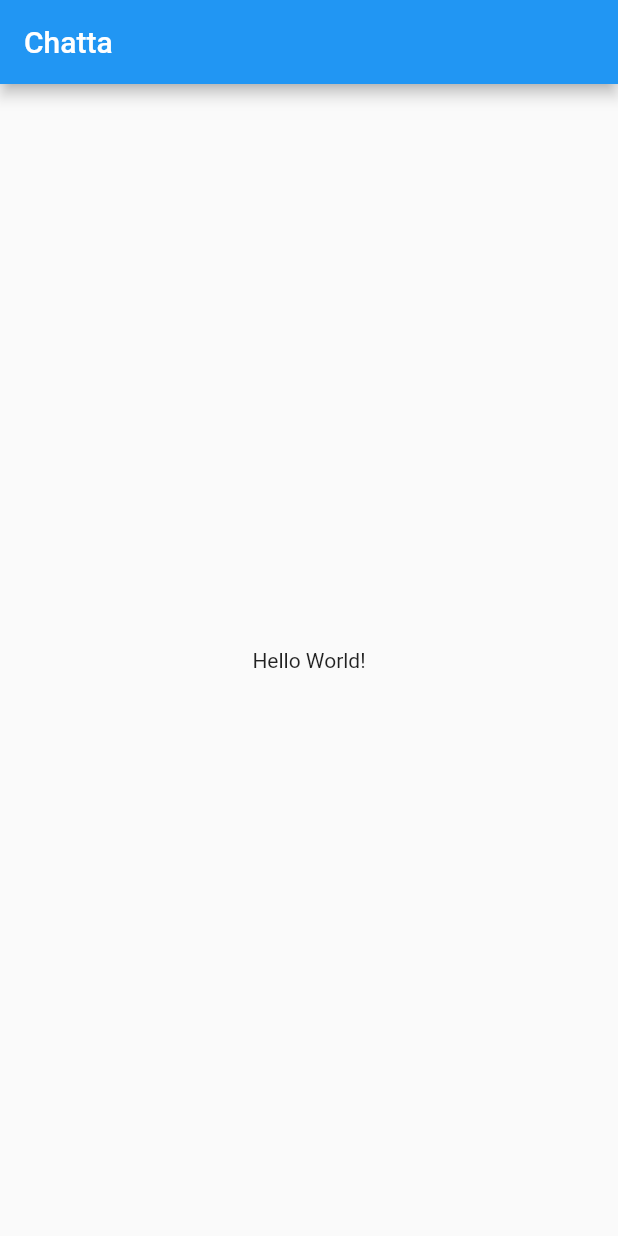
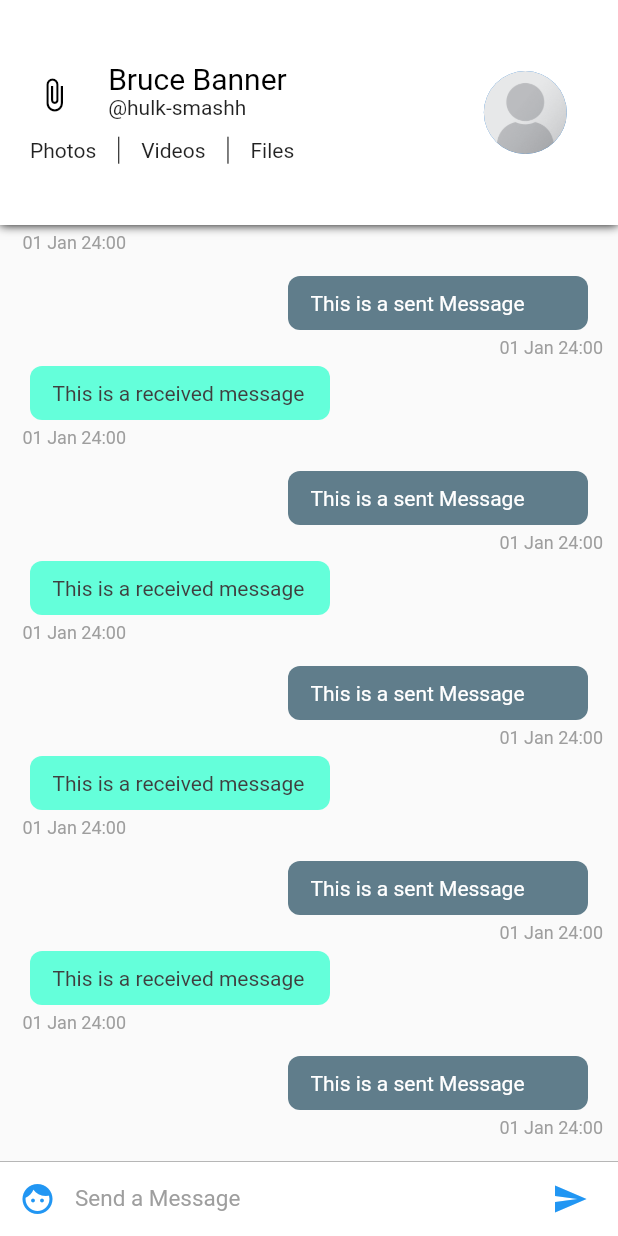
Before and after one commit to AustinLynes/Chatta, a Flutter app: the screen it shows after launch, on a phone screen of 412 x 824 dp. Run offline on Flutter 3.47's test engine with Material 2 defaults, Android fonts, the phone set to English and light mode, and no system bars.

Commit message:
created conversation screen

```diff
--- /dev/null
+++ b/lib/config/Assets.dart
@@ -0,0 +1,3 @@
+class Assets {
+  static String defaultUser = 'assets/default.png';
+}
--- /dev/null
+++ b/lib/config/Palette.dart
@@ -0,0 +1,14 @@
+import 'package:flutter/material.dart';
+
+class Palette {
+  static Color primaryColor = Colors.blue;
+  static Color secondaryColor = Colors.black;
+  static Color primaryTextColor = Colors.black;
+  static Color secondaryTextColor = Colors.black87;
+  static Color primaryBackgroundColor = Colors.white;
+  static Color selfMessageBackgroundColor = Colors.blueGrey;
+  static Color otherMessageBackgroundColor = Colors.tealAccent;
+  static Color selfMessageColor = Colors.white;
+  static Color otherMessageColor = Color(0xff3f3f3f);
+  static Color greyColor = Colors.grey;
+}
--- a/lib/main.dart
+++ b/lib/main.dart
@@ -1,8 +1,10 @@
 import "package:flutter/material.dart";
+// CHATTA PKGS -------------------------------------
+import "pages/ConversationPageList.dart";
 
-void main() => runApp(MyApp());
+void main() => runApp(Chatta());
 
-class MyApp extends StatelessWidget {
+class Chatta extends StatelessWidget {
   // This widget is the root of your application.
   @override
   Widget build(BuildContext context) {
@@ -11,33 +13,7 @@ class MyApp extends StatelessWidget {
       theme: ThemeData(
         primarySwatch: Colors.blue,
       ),
-      home: MyHomePage(title: "Chatta"),
+      home: ConversationPageList(),
     );
   }
 }
-
-class MyHomePage extends StatefulWidget {
-  MyHomePage({Key key, this.title}) : super(key: key);
-
-  final String title;
-
-  @override
-  _MyHomePageState createState() => _MyHomePageState();
-}
-
-class _MyHomePageState extends State<MyHomePage> {
-
-  @override
-  Widget build(BuildContext context) {
-
-    return Scaffold(
-      appBar: AppBar(
-
-        title: Text(widget.title),
-      ),
-      body: Center(child:
-        Text("Hello World!")
-      ),
-    );
-  }
-}
--- /dev/null
+++ b/lib/pages/ConversationPage.dart
@@ -0,0 +1,30 @@
+import 'package:flutter/material.dart';
+// CHATTA PKGS -------------------------------------
+import 'package:chatta/widgets/InputWidget.dart';
+import 'package:chatta/widgets/ChatListWidget.dart';
+import 'package:chatta/widgets/ChatAppBar.dart';
+
+class ConversationPage extends StatefulWidget {
+  @override
+  _ConversationPageState createState() => _ConversationPageState();
+}
+
+class _ConversationPageState extends State<ConversationPage> {
+  @override
+  Widget build(BuildContext context) {
+    return SafeArea(
+      child: Scaffold(
+          appBar: ChatAppBar(),
+          body: Stack(
+            children: <Widget>[
+              Column(
+                children: <Widget>[
+                  ChatListWidget(),
+                  InputWidget(),
+                ],
+              ),
+            ],
+          )),
+    );
+  }
+}
--- /dev/null
+++ b/lib/pages/ConversationPageList.dart
@@ -0,0 +1,21 @@
+import 'package:chatta/pages/ConversationPage.dart';
+import 'package:flutter/material.dart';
+
+class ConversationPageList extends StatefulWidget {
+
+  @override
+  _ConversationPageListState createState() => _ConversationPageListState();
+}
+
+class _ConversationPageListState extends State<ConversationPageList> {
+  @override
+  Widget build(BuildContext context) {
+    return PageView(
+      children: <Widget>[
+        ConversationPage(),
+        ConversationPage(),
+        ConversationPage(),
+      ],
+    );
+  }
+}
--- /dev/null
+++ b/lib/widgets/ChatAppBar.dart
@@ -0,0 +1,115 @@
+import 'package:chatta/config/Assets.dart';
+import 'package:chatta/config/Palette.dart';
+import 'package:flutter/material.dart';
+
+/*
+    CONTAINER
+    | L LEFT SIDE
+    |   L FIRST ROW
+    |     L ICON
+    |     L CONTACT INFO
+    |       L NAME
+    |       L USER TAG
+    |   L SECOND ROW
+ */
+
+class ChatAppBar extends StatelessWidget implements PreferredSizeWidget {
+  final double height = 150;
+
+  @override
+  Widget build(BuildContext context) {
+    // text style for the names
+    var textHeading = TextStyle(color: Palette.primaryTextColor, fontSize: 20);
+    // text style for everything else
+    var textStyle = TextStyle(color: Palette.secondaryTextColor);
+
+    double width = MediaQuery.of(context).size.width; // gets the screen width
+     return Material(
+        child: Container(
+            decoration: new BoxDecoration(boxShadow: [ //adds a shadow to the appbar
+              new BoxShadow(
+              color: Colors.black,
+              blurRadius: 5.0,
+            )]),
+            child:  Container(
+                color: Palette.primaryBackgroundColor,
+                child: Row(children: <Widget>[
+              Expanded( //we're dividing the appbar into 7 : 3 ratio. 7 is for content and 3 is for the display picture.
+                  flex: 7,
+                  child: Center(
+                      child: Column(
+                    mainAxisSize: MainAxisSize.min,
+                    children: <Widget>[
+                      Container(
+                          height: 70 - (width * .06),
+                          child: Row(
+                            crossAxisAlignment: CrossAxisAlignment.start,
+                            children: <Widget>[
+                              Expanded(
+                                  flex: 2,
+                                  child: Center(
+                                      child: Icon(
+                                    Icons.attach_file,
+                                    color: Palette.secondaryColor,
+                                  ))),
+                              Expanded(
+                                  flex: 6,
+                                  child: Container(
+                                      child: Column(
+                                    crossAxisAlignment:
+                                        CrossAxisAlignment.start,
+                                    mainAxisAlignment: MainAxisAlignment.center,
+                                    mainAxisSize: MainAxisSize.min,
+                                    children: <Widget>[
+                                      Text('Bruce Banner', style: textHeading),
+                                      Text('@hulk-smashh', style: textStyle)
+                                    ],
+                                  ))),
+                            ],
+                          )),
+                      //second row containing the buttons for media
+                      Container(
+                          height: 23,
+                          padding: EdgeInsets.fromLTRB(20, 5, 5, 0),
+                          child: Row(
+                            mainAxisAlignment: MainAxisAlignment.start,
+                            crossAxisAlignment: CrossAxisAlignment.center,
+                            children: <Widget>[
+                              Text(
+                                'Photos',
+                                style: textStyle,
+                              ),
+                              VerticalDivider(
+                                width: 30,
+                                color: Palette.primaryTextColor,
+                              ),
+                              Text(
+                                'Videos',
+                                style: textStyle,
+                              ),
+                              VerticalDivider(
+                                width: 30,
+                                color: Palette.primaryTextColor,
+                              ),
+                              Text('Files', style: textStyle)
+                            ],
+                          )),
+                    ],
+                  ))),
+                //This is the display picture
+              Expanded(
+                  flex: 3,
+                  child: Container(
+                      child: Center(
+                          child: CircleAvatar(
+                    radius: (80 - (width * .06)) / 2,
+                    backgroundImage: Image.asset(
+                      Assets.defaultUser,
+                    ).image,
+                  )))),
+            ]))));
+  }
+
+  @override
+  Size get preferredSize => Size.fromHeight(height);
+}
--- /dev/null
+++ b/lib/widgets/ChatItemWidget.dart
@@ -0,0 +1,96 @@
+import 'package:chatta/config/Palette.dart';
+import "package:flutter/material.dart";
+import 'package:intl/intl.dart';
+
+class ChatItemWidget extends StatelessWidget {
+  var index;
+  ChatItemWidget(this.index);
+  @override
+  Widget build(BuildContext context) {
+    // for now using even odd to determine if the message is sent or recieved...
+    if (index % 2 == 0) {
+      // sent messages
+      return Container(
+        child: Column(
+          children: <Widget>[
+            Row(
+              children: <Widget>[
+                Container(
+                  child: Text(
+                    "This is a sent Message",
+                    style: TextStyle(color: Palette.selfMessageColor),
+                  ),
+                  padding: EdgeInsets.fromLTRB(15.0, 10.0, 15.0, 10.0),
+                  width: 200.0,
+                  decoration: BoxDecoration(
+                    color: Palette.selfMessageBackgroundColor,
+                    borderRadius: BorderRadius.circular(8.0),
+                  ),
+                  margin: EdgeInsets.only(right: 10.0),
+                ),
+              ],
+              mainAxisAlignment: MainAxisAlignment.end, // to the right ->
+            ),
+            Row(
+              mainAxisAlignment: MainAxisAlignment.end,
+              children: <Widget>[
+                Container(
+                  child: Text(
+                    DateFormat('dd MMM kk:mm').format(
+                      DateTime.fromMicrosecondsSinceEpoch(
+                          DateTime.now().millisecond),
+                    ),
+                    style: TextStyle(
+                      color: Palette.greyColor,
+                      fontSize: 12.0,
+                      fontStyle: FontStyle.normal,
+                    ),
+                  ),
+                  margin: EdgeInsets.only(left: 5.0, top: 5.0, bottom: 5.0),
+                )
+              ],
+            )
+          ],
+        ),
+      );
+    } else {
+      // recived messages
+      return Container(
+        child: Column(
+          children: <Widget>[
+            Row(
+              children: <Widget>[
+                Container(
+                  child: Text(
+                    'This is a received message',
+                    style: TextStyle(color: Palette.otherMessageColor),
+                  ),
+                  padding: EdgeInsets.fromLTRB(15.0, 10.0, 15.0, 10.0),
+                  width: 200.0,
+                  decoration: BoxDecoration(
+                      color: Palette.otherMessageBackgroundColor,
+                      borderRadius: BorderRadius.circular(8.0)),
+                  margin: EdgeInsets.only(left: 10.0),
+                )
+              ],
+            ),
+            Container(
+              child: Text(
+                DateFormat('dd MMM kk:mm').format(
+                    DateTime.fromMillisecondsSinceEpoch(
+                        DateTime.now().millisecond)),
+                style: TextStyle(
+                    color: Palette.greyColor,
+                    fontSize: 12.0,
+                    fontStyle: FontStyle.normal),
+              ),
+              margin: EdgeInsets.only(left: 5.0, top: 5.0, bottom: 5.0),
+            )
+          ],
+          crossAxisAlignment: CrossAxisAlignment.start,
+        ),
+        margin: EdgeInsets.only(bottom: 10.0),
+      );
+    }
+  }
+}
--- /dev/null
+++ b/lib/widgets/ChatListWidget.dart
@@ -0,0 +1,19 @@
+import 'package:flutter/material.dart';
+
+import 'ChatItemWidget.dart';
+
+class ChatListWidget extends StatelessWidget {
+  final ScrollController listScrollController = new ScrollController();
+  @override
+  Widget build(BuildContext context) {
+    return Flexible(
+      child: ListView.builder(
+        padding: EdgeInsets.all(10.0),
+        itemBuilder: (context, index) => ChatItemWidget(index),
+        itemCount: 20,
+        reverse: true, // so that the newest are at the bottom
+        controller: listScrollController,
+      ),
+    );
+  }
+}
--- /dev/null
+++ b/lib/widgets/InputWidget.dart
@@ -0,0 +1,63 @@
+import 'package:chatta/config/Palette.dart';
+import "package:flutter/material.dart";
+
+class InputWidget extends StatelessWidget {
+  final TextEditingController textEditingController =
+      new TextEditingController();
+
+  @override
+  Widget build(BuildContext context) {
+    return Container(
+      child: Row(
+        children: <Widget>[
+          Material(
+            child: new Container(
+              margin: EdgeInsets.symmetric(horizontal: 1.0),
+              child: new IconButton(
+                  icon: new Icon(
+                    Icons.face,
+                    color: Palette.primaryColor,
+                  ),
+                  onPressed: () => print("Emoji button pressed")),
+            ),
+            color: Colors.white,
+          ),
+          // TEXT FIELD ------------------------------------------------------
+          Flexible(
+            child: Container(
+              child: TextField(
+                style:
+                    TextStyle(color: Palette.primaryTextColor, fontSize: 15.0),
+                controller: textEditingController,
+                decoration: InputDecoration.collapsed(
+                  hintText: "Send a Message",
+                  hintStyle: TextStyle(color: Palette.greyColor),
+                ),
+              ),
+            ),
+          ),
+          // -------------------------------------------------------
+          // SEND MESSAGE BUTTON------------------------------------
+          Material(
+            child: new Container(
+              margin: new EdgeInsets.symmetric(horizontal: 8.0),
+              child: new IconButton(
+                icon: Icon(Icons.send),
+                onPressed: () => print('Send Button Pressed'),
+                color: Palette.primaryColor,
+              ),
+            ),
+            color: Colors.white,
+          ),
+        ],
+      ),
+      width: double.infinity,
+      height: 50.0,
+      decoration: new BoxDecoration(
+          border: new Border(
+            top: new BorderSide(color: Palette.greyColor, width: 0.5),
+          ),
+          color: Colors.white),
+    );
+  }
+}
```
Also changed, not shown: pubspec.yaml (+5 -2 lines), assets/default.png (added), pubspec.lock, 2 other files.
